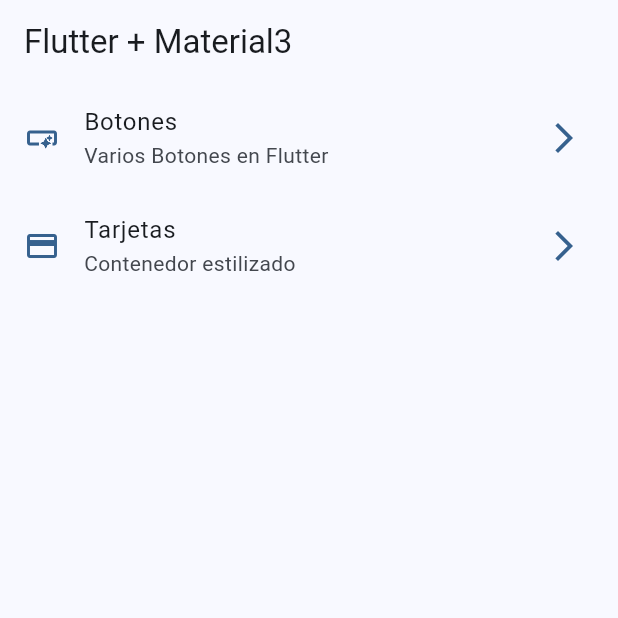
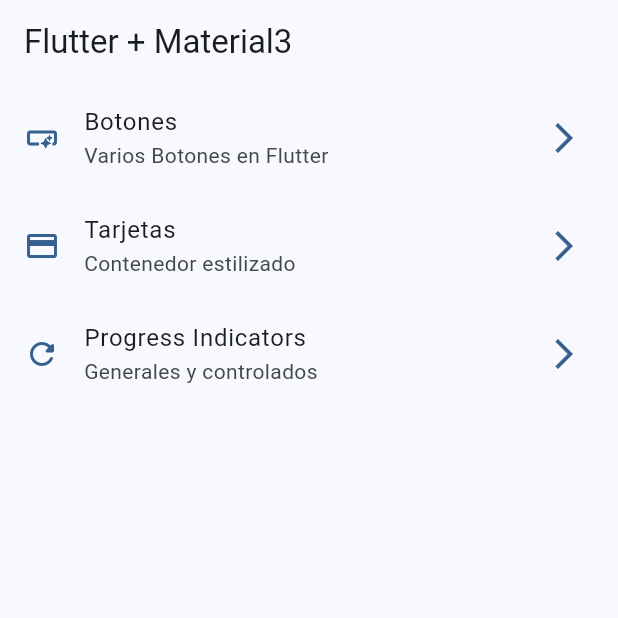
Before and after one commit to LizzullyJ/widgets_app, a Flutter app: the screen it shows after launch, on a phone screen of 412 x 824 dp, the top half of it. Run offline on Flutter 3.47's test engine with Material 2 defaults, Android fonts, the phone set to English and light mode, and no system bars; our stand-ins replace go_router.

Commit message:
progress indicators finished

```diff
--- a/lib/config/menu/menu_items.dart
+++ b/lib/config/menu/menu_items.dart
@@ -27,4 +27,10 @@ const appMenuItems = <MenuItem>[
     link: '/cards',
     icon: Icons.credit_card,
   ),
+    MenuItem(
+    title: 'Progress Indicators',
+    subTitle: 'Generales y controlados',
+    link: '/progress',
+    icon: Icons.refresh_rounded,
+  ),
 ];
--- a/lib/config/router/app_router.dart
+++ b/lib/config/router/app_router.dart
@@ -17,4 +17,9 @@ final appRouter = GoRouter(initialLocation: '/', routes: [
     name: CardsScreen.name,
     builder: (context, state) => const CardsScreen(),
   ),
+    GoRoute(
+    path: '/progress',
+    name: ProgressScreen.name,
+    builder: (context, state) => const ProgressScreen(),
+  ),
 ]);
```
Also changed, not shown: lib/presentation/screens/progress/progress_screen.dart (+62 -4 lines).
